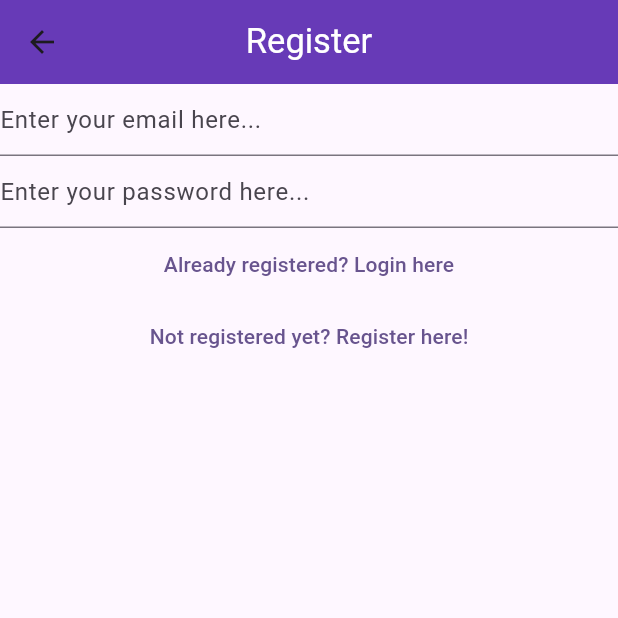
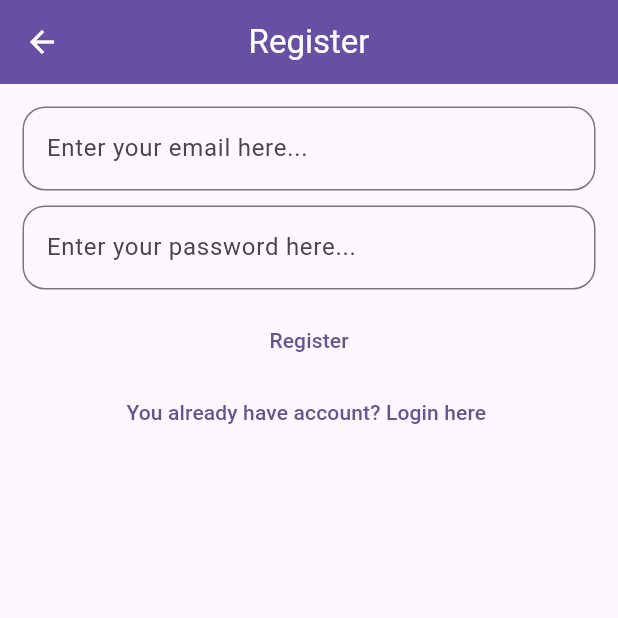
Before and after one commit to Koka0/note_app, a Flutter app: the RegisterView screen opened directly, on a phone screen of 412 x 824 dp, the top half of it. Run offline on Flutter 3.47's test engine with Material 2 defaults, Android fonts, the phone set to English and light mode, and no system bars; our stand-ins replace bloc, firebase_auth, firebase_core, firebase_storage, flutter_bloc, flutter_hooks and 1 more; accounts and stored records are empty; network calls fail.

Commit message:
finish login app

```diff
--- a/lib/dialogs/aut_error_dialog.dart
+++ b/lib/dialogs/aut_error_dialog.dart
@@ -2,7 +2,7 @@ import 'package:flutter/widgets.dart' show BuildContext;
 import 'package:note_app/auth/auth-error.dart';
 import 'package:note_app/dialogs/generic_dialoge.dart';
 
-Future<void> showAuthErrorDialog({
+Future<void> showAuthError({
   required AuthError authError,
   required BuildContext context,
 }) {
--- a/lib/views/register_view.dart
+++ b/lib/views/register_view.dart
@@ -15,28 +15,55 @@ class RegisterView extends HookWidget {
         useTextEditingController(text: 'BE16B3FDCD'.ifDebugging);
     return Scaffold(
       appBar: AppBar(
+        centerTitle: true,
         title: const Text(
           'Register',
+          style: TextStyle(color: Colors.white),
         ),
       ),
-      body: Column(
+      body: Padding(
+        padding: const EdgeInsets.symmetric(
+          horizontal: 15,
+          vertical: 15,
+        ),
+        child: Column(
           children: [
             TextField(
               controller: emailController,
               keyboardType: TextInputType.emailAddress,
               keyboardAppearance: Brightness.dark,
-            decoration: const InputDecoration(
+              decoration: InputDecoration(
                 hintText: 'Enter your email here...',
+                border: OutlineInputBorder(
+                  borderRadius: BorderRadius.circular(15),
+                  borderSide: const BorderSide(
+                    color: Color(
+                      0xff6750a4,
                     ),
                   ),
+                ),
+              ),
+            ),
+            const SizedBox(height: 10),
             TextField(
               controller: passwordController,
               keyboardAppearance: Brightness.dark,
-            decoration: const InputDecoration(
+              decoration: InputDecoration(
                 hintText: 'Enter your password here...',
+                border: OutlineInputBorder(
+                  borderRadius: BorderRadius.circular(15),
+                  borderSide: const BorderSide(
+                    color: Color(
+                      0xff6750a4,
+                    ),
+                  ),
+                ),
               ),
               obscureText: true,
               obscuringCharacter: '⚫',
+            ),
+            const SizedBox(
+              height: 10,
             ),
             TextButton(
               onPressed: () {
@@ -50,7 +77,7 @@ class RegisterView extends HookWidget {
                     );
               },
               child: const Text(
-              'Already registered? Login here',
+                'Register',
               ),
             ),
             TextButton(
@@ -59,9 +86,10 @@ class RegisterView extends HookWidget {
                       AppEventGoToLogIn(),
                     );
               },
-            child: const Text('Not registered yet? Register here!'),
+              child: const Text('You already have account? Login here '),
             ),
           ],
+        ),
       ),
     );
   }
```
Also changed, not shown: lib/main.dart (+4 -44 lines), lib/views/app.dart (added, +77 -0 lines), lib/views/login_view.dart (+31 -3 lines), lib/views/photo_gallery_view.dart (added, +60 -0 lines), lib/views/storage_images_view.dart (+21 -3 lines), pubspec.lock, 6 other files. Lines whose indentation alone changed are shown as unchanged.
